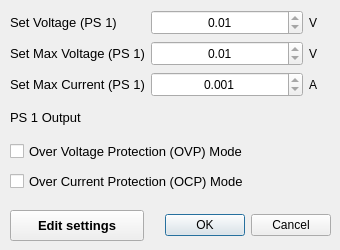
This is OnlineMECMonitoring/Version2/KORAD_PS_DAQ/UI_Files/AdvSettings_v2-3a.ui in ademola-adekunle/nrcbiosensorapps as Qt 5 draws it before an edit. The edited form follows.
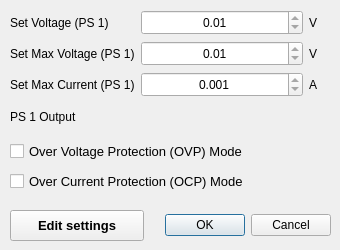
This is the edited form.

Patch:
```diff
--- a/OnlineMECMonitoring/Version2/KORAD_PS_DAQ/UI_Files/AdvSettings_v2-3a.ui
+++ b/OnlineMECMonitoring/Version2/KORAD_PS_DAQ/UI_Files/AdvSettings_v2-3a.ui
@@ -163,11 +163,6 @@
         <height>0</height>
        </size>
       </property>
-      <property name="font">
-       <font>
-        <pointsize>10</pointsize>
-       </font>
-      </property>
       <property name="toolTip">
        <string>Set limit on maximum voltage for power source 1 (Max: 30V)</string>
       </property>
@@ -184,11 +179,6 @@
         <height>0</height>
        </size>
       </property>
-      <property name="font">
-       <font>
-        <pointsize>10</pointsize>
-       </font>
-      </property>
       <property name="toolTip">
        <string>Set max current for power source 1 (Max: 5A)</string>
       </property>
@@ -205,11 +195,6 @@
         <height>0</height>
        </size>
       </property>
-      <property name="font">
-       <font>
-        <pointsize>10</pointsize>
-       </font>
-      </property>
       <property name="toolTip">
        <string>Set voltage for power source 1 (Max: 30V)</string>
       </property>
@@ -250,11 +235,6 @@
         <height>0</height>
        </size>
       </property>
-      <property name="font">
-       <font>
-        <pointsize>10</pointsize>
-       </font>
-      </property>
       <property name="toolTip">
        <string>Enable/Disable power source 1 channel outputs</string>
       </property>
```
